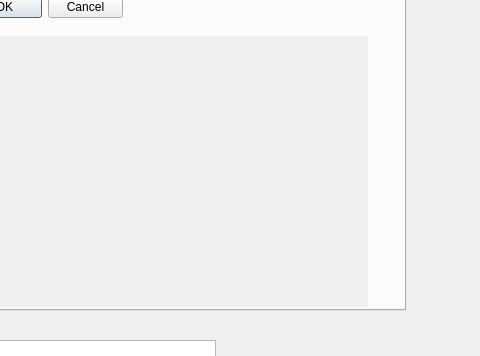
First picture: the form in standa_pyrpl_gui.ui, repository treeTUkl/pyrpl_user_dir, before the edit; both pictures show x 305 to 785 and y 210 to 566 of the 785 by 738 pixel window.
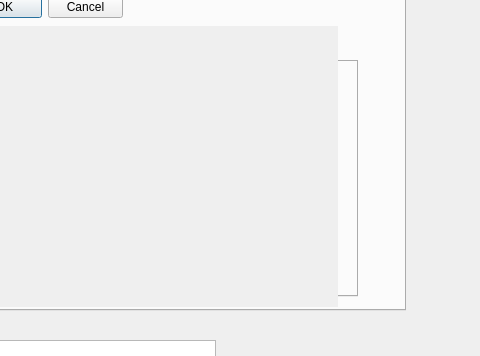
Second picture: the form after the edit. The open tabs and pages were chosen to show the change.

The edit to the form file:
```diff
--- a/standa_pyrpl_gui.ui
+++ b/standa_pyrpl_gui.ui
@@ -789,10 +789,10 @@
      <widget class="QWidget" name="Standa_live_control_widget" native="true">
       <property name="geometry">
        <rect>
-        <x>40</x>
-        <y>180</y>
-        <width>591</width>
-        <height>271</height>
+        <x>70</x>
+        <y>170</y>
+        <width>531</width>
+        <height>281</height>
        </rect>
       </property>
       <property name="autoFillBackground">
```
Left out of the diff: 4 changed lines with no effect on the pictures.
